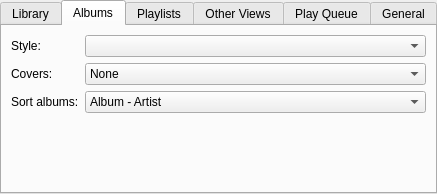
polpo/cantata-mac, file gui/interfacesettings.ui: the form before one commit.
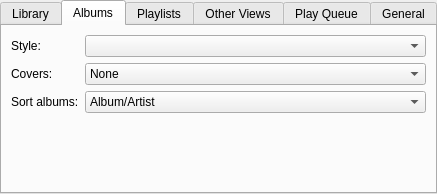
The form after the commit. The open tabs and pages were chosen to show the change.

Commit message: Add option to sort albumview by artist/year/album.

What changed in the file:
```diff
--- a/gui/interfacesettings.ui
+++ b/gui/interfacesettings.ui
@@ -162,7 +162,7 @@
         <widget class="QComboBox" name="albumFirst">
          <item>
           <property name="text">
-           <string>Album - Artist</string>
+           <string>Album/Artist</string>
           </property>
          </item>
          <item>
```
Left out of the diff: 11 changed lines with no effect on the pictures. The commit also changes 8 other files.
